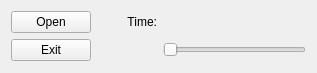
This is PlaybackUI.ui in UCSolarCarTeam/Delta-Desktop-Client-Telemetry as Qt 5 draws it before an edit. The edited form follows.
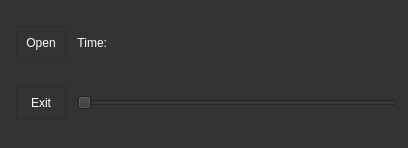
This is the edited form.

Commit message: styled the playback slider

The edit to the form file:
```diff
--- a/PlaybackUI.ui
+++ b/PlaybackUI.ui
@@ -6,8 +6,8 @@
    <rect>
     <x>0</x>
     <y>0</y>
-    <width>317</width>
-    <height>73</height>
+    <width>408</width>
+    <height>148</height>
    </rect>
   </property>
   <property name="focusPolicy">
@@ -16,23 +16,72 @@
   <property name="windowTitle">
    <string>Playback Controls</string>
   </property>
+  <property name="styleSheet">
+   <string notr="true">	background: rgb(51, 51, 51);</string>
+  </property>
   <layout class="QGridLayout" name="gridLayout">
+   <item row="0" column="1">
+    <widget class="QLabel" name="timeDescripterLabel">
+     <property name="sizePolicy">
+      <sizepolicy hsizetype="Minimum" vsizetype="Preferred">
+       <horstretch>0</horstretch>
+       <verstretch>0</verstretch>
+      </sizepolicy>
+     </property>
+     <property name="styleSheet">
+      <string notr="true">color: white;</string>
+     </property>
+     <property name="text">
+      <string>Time:</string>
+     </property>
+     <property name="alignment">
+      <set>Qt::AlignRight|Qt::AlignTrailing|Qt::AlignVCenter</set>
+     </property>
+    </widget>
+   </item>
    <item row="0" column="0">
     <widget class="QPushButton" name="openButton">
+     <property name="styleSheet">
+      <string notr="true">QPushButton{
+padding: 9px;
+margin: 5px;
+color: rgb(255,255,255);
+border: 1px solid rgb(45,45,45);
+background-color: qlineargradient(x1: 0, y1: 0, x2: 0, y2: 1,
+                                      stop: 0 rgb(140,140,140), stop: 1 rgb(100,100,100));
+}
+QPushButton:hover{
+padding: 3px;
+padding-top:5px;
+margin: 5px;
+color: rgb(255,255,255);
+border: 1px solid rgb(45,45,45);
+background-color: qlineargradient(x1: 0, y1: 0, x2: 0, y2: 1,
+                                      stop: 0 rgb(160,160,160), stop: 1 rgb(120,120,120));
+}
+QPushButton:pressed{
+padding: 3px;
+padding-top:5px;
+margin: 5px;
+color: rgb(255,255,255);
+border: 1px solid rgb(45,45,45);
+background-color: qlineargradient(x1: 0, y1: 0, x2: 0, y2: 1,
+                                      stop: 0 rgb(120,120,120), stop: 1 rgb(80,80,80));
+}</string>
+     </property>
      <property name="text">
       <string>Open</string>
      </property>
     </widget>
    </item>
-   <item row="2" column="2">
-    <widget class="QSlider" name="playbackPositionSlider">
-     <property name="orientation">
-      <enum>Qt::Horizontal</enum>
-     </property>
-    </widget>
-   </item>
    <item row="0" column="2">
     <widget class="QLabel" name="playbackTimeLabel">
+     <property name="sizePolicy">
+      <sizepolicy hsizetype="Expanding" vsizetype="Preferred">
+       <horstretch>0</horstretch>
+       <verstretch>0</verstretch>
+      </sizepolicy>
+     </property>
      <property name="text">
       <string/>
      </property>
@@ -40,36 +89,103 @@
    </item>
    <item row="2" column="0">
     <widget class="QPushButton" name="exitButton">
+     <property name="styleSheet">
+      <string notr="true">QPushButton{
+padding: 9px;
+margin: 5px;
+color: rgb(255,255,255);
+border: 1px solid rgb(45,45,45);
+background-color: qlineargradient(x1: 0, y1: 0, x2: 0, y2: 1,
+                                      stop: 0 rgb(140,140,140), stop: 1 rgb(100,100,100));
+}
+QPushButton:hover{
+padding: 3px;
+padding-top:5px;
+margin: 5px;
+color: rgb(255,255,255);
+border: 1px solid rgb(45,45,45);
+background-color: qlineargradient(x1: 0, y1: 0, x2: 0, y2: 1,
+                                      stop: 0 rgb(160,160,160), stop: 1 rgb(120,120,120));
+}
+QPushButton:pressed{
+padding: 3px;
+padding-top:5px;
+margin: 5px;
+color: rgb(255,255,255);
+border: 1px solid rgb(45,45,45);
+background-color: qlineargradient(x1: 0, y1: 0, x2: 0, y2: 1,
+                                      stop: 0 rgb(120,120,120), stop: 1 rgb(80,80,80));
+}</string>
+     </property>
      <property name="text">
       <string>Exit</string>
      </property>
     </widget>
    </item>
-   <item row="0" column="1">
-    <widget class="QLabel" name="timeDescripterLabel">
-     <property name="text">
-      <string>Time:</string>
+   <item row="2" column="1" colspan="2">
+    <widget class="QSlider" name="playbackPositionSlider">
+     <property name="styleSheet">
+      <string notr="true">QSlider::groove:horizontal {
+border: 1px solid #bbb;
+background: white;
+height: 10px;
+border-radius: 4px;
+}
+
+QSlider::sub-page:horizontal {
+background: qlineargradient(x1: 0, y1: 0,    x2: 0, y2: 1,
+    stop: 0 #aaa, stop: 1 #777);
+background: qlineargradient(x1: 0, y1: 0.2, x2: 1, y2: 1,
+    stop: 0 #aaa, stop: 1 #777);
+border: 1px solid #777;
+height: 10px;
+border-radius: 4px;
+}
+
+QSlider::add-page:horizontal {
+background: #fff;
+border: 1px solid #777;
+height: 10px;
+border-radius: 4px;
+}
+
+QSlider::handle:horizontal {
+background: qlineargradient(x1:0, y1:0, x2:1, y2:1,
+    stop:0 #eee, stop:1 #ccc);
+border: 1px solid #777;
+width: 13px;
+margin-top: -2px;
+margin-bottom: -2px;
+border-radius: 4px;
+}
+
+QSlider::handle:horizontal:hover {
+background: qlineargradient(x1:0, y1:0, x2:1, y2:1,
+    stop:0 #fff, stop:1 #ddd);
+border: 1px solid #444;
+border-radius: 4px;
+}
+
+QSlider::sub-page:horizontal:disabled {
+background: #bbb;
+border-color: #999;
+}
+
+QSlider::add-page:horizontal:disabled {
+background: #eee;
+border-color: #999;
+}
+
+QSlider::handle:horizontal:disabled {
+background: #eee;
+border: 1px solid #aaa;
+border-radius: 4px;
+}R</string>
      </property>
-     <property name="alignment">
-      <set>Qt::AlignRight|Qt::AlignTrailing|Qt::AlignVCenter</set>
-     </property>
-    </widget>
-   </item>
-   <item row="2" column="1">
-    <spacer name="horizontalSpacer">
      <property name="orientation">
       <enum>Qt::Horizontal</enum>
      </property>
-     <property name="sizeType">
-      <enum>QSizePolicy::Minimum</enum>
-     </property>
-     <property name="sizeHint" stdset="0">
-      <size>
-       <width>60</width>
-       <height>20</height>
-      </size>
-     </property>
-    </spacer>
+    </widget>
    </item>
   </layout>
  </widget>
```
